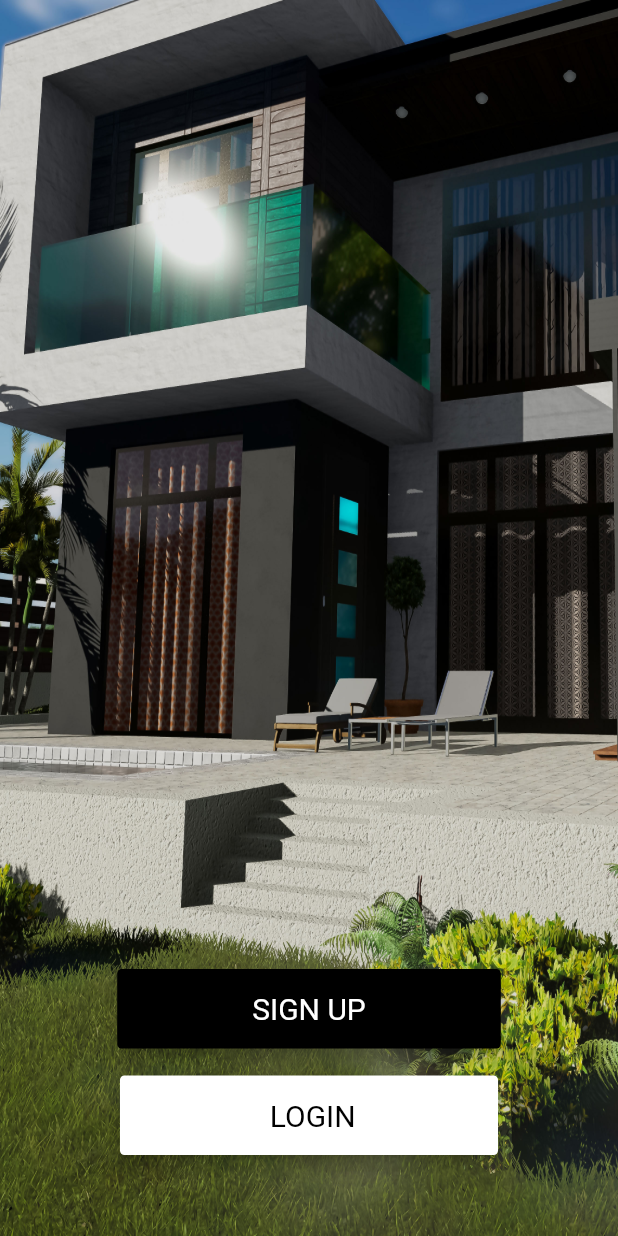
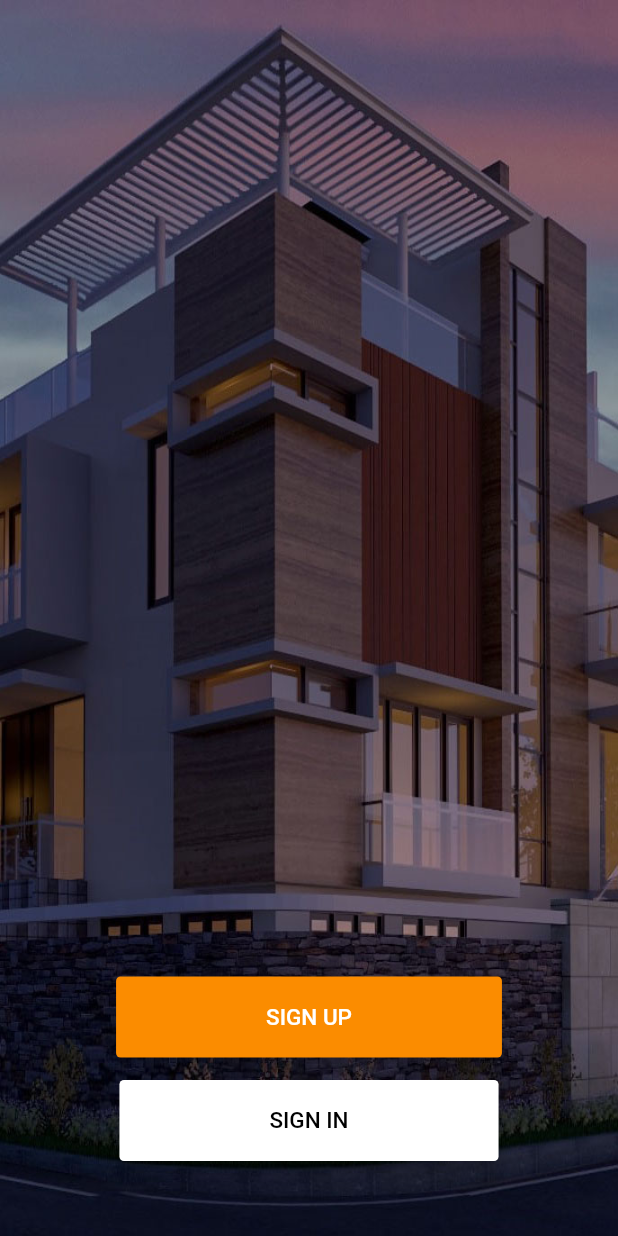
Before and after one commit to hawkchris88/realestate, a Flutter app: the screen it shows after launch, on a phone screen of 412 x 824 dp. Run offline on Flutter 3.47's test engine with Material 2 defaults, Android fonts, the phone set to English and light mode, and no system bars.

Commit message:
welcome page with login demo

```diff
--- a/lib/main.dart
+++ b/lib/main.dart
@@ -8,19 +8,8 @@ class MyApp extends StatelessWidget {
   @override
   Widget build(BuildContext context) {
     return MaterialApp(
+      debugShowCheckedModeBanner: false,
       title: 'Real Estate Management',
-      theme: ThemeData(
-        // This is the theme of your application.
-        //
-        // Try running your application with "flutter run". You'll see the
-        // application has a blue toolbar. Then, without quitting the app, try
-        // changing the primarySwatch below to Colors.green and then invoke
-        // "hot reload" (press "r" in the console where you ran "flutter run",
-        // or simply save your changes to "hot reload" in a Flutter IDE).
-        // Notice that the counter didn't reset back to zero; the application
-        // is not restarted.
-        primarySwatch: Colors.blue,
-      ),
       home: Welcome(),
     );
   }
--- /dev/null
+++ b/lib/screens/card_button.dart
@@ -0,0 +1,26 @@
+import 'package:flutter/material.dart';
+
+class CardButton extends StatelessWidget {
+  CardButton({this.buttonText, this.buttonColor, this.textColor, this.onTap});
+  final buttonColor;
+  final Color textColor;
+  final String buttonText;
+  final Function onTap;
+  @override
+  Widget build(BuildContext context) {
+    return Center(
+      child: RaisedButton(
+        padding: EdgeInsets.fromLTRB(100.0, 18.0, 100.0, 18.0),
+        elevation: 5.0,
+        shape: RoundedRectangleBorder(borderRadius: BorderRadius.circular(3.0)),
+        color: buttonColor,
+        onPressed: this.onTap ?? () {},
+        child: Text(buttonText,
+            style: TextStyle(
+              fontSize: 15.0,
+              color: textColor,
+            )),
+      ),
+    );
+  }
+}
--- /dev/null
+++ b/lib/screens/login_screen.dart
@@ -0,0 +1,20 @@
+import 'package:flutter/material.dart';
+
+class Login extends StatelessWidget {
+  @override
+  Widget build(BuildContext context) {
+    return Scaffold(
+      appBar: AppBar(
+        title: Text("Text"),
+      ),
+      body: Center(
+        child: RaisedButton(
+          onPressed: () {
+            Navigator.pop(context);
+          },
+          child: Text('Go back!'),
+        ),
+      ),
+    );
+  }
+}
--- a/lib/screens/welcome_screen.dart
+++ b/lib/screens/welcome_screen.dart
@@ -1,4 +1,6 @@
 import 'package:flutter/material.dart';
+import 'package:realestate/screens/card_button.dart';
+import 'login_screen.dart';
 
 class Welcome extends StatelessWidget {
   @override
@@ -19,44 +21,23 @@ class Welcome extends StatelessWidget {
             Column(
               mainAxisAlignment: MainAxisAlignment.center,
               children: <Widget>[
-                Center(
-                  child: Padding(
-                    padding: EdgeInsets.fromLTRB(18.0, 18.0, 18.0, 0),
-                    child: Card(
-                      color: Colors.black,
-                      shape: RoundedRectangleBorder(
-                        borderRadius: BorderRadius.circular(3.0),
-                      ),
-                      elevation: 5.0,
-                      child: Padding(
-                        padding: EdgeInsets.fromLTRB(90.0, 15.0, 90.0, 15.0),
-                        child: Text(
-                          'SIGN UP',
-                          style: TextStyle(color: Colors.white, fontSize: 20.0),
-                        ),
-                      ),
-                    ),
-                  ),
+                CardButton(
+                  buttonColor: Color(0xFFfb8c00),
+                  buttonText: 'SIGN UP',
+                  textColor: Colors.white,
+                  onTap: () {},
                 ),
-                Center(
-                  child: Padding(
-                    padding: EdgeInsets.fromLTRB(10.0, 10.0, 10.0, 0),
-                    child: Card(
-                      color: Colors.white,
-                      shape: RoundedRectangleBorder(
-                        borderRadius: BorderRadius.circular(3.0),
-                      ),
-                      elevation: 5.0,
-                      child: Padding(
-                        padding: EdgeInsets.fromLTRB(90.0, 15.0, 90.0, 15.0),
-                        child: Text(
-                          '  LOGIN ',
-                          style: TextStyle(color: Colors.black, fontSize: 20.0),
-                        ),
-                      ),
-                    ),
-                  ),
+                SizedBox(
+                  height: 15.0,
                 ),
+                CardButton(
+                    buttonText: 'SIGN IN',
+                    textColor: Colors.black,
+                    buttonColor: Colors.white,
+                    onTap: () {
+                      Navigator.push(context,
+                          MaterialPageRoute(builder: (context) => Login()));
+                    })
               ],
             ),
             SizedBox(
```
Also changed, not shown: assets/images/d5m.jpg.
